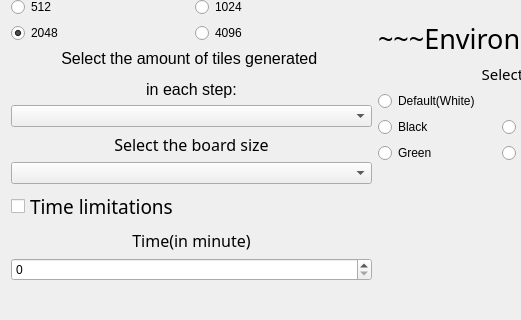
Old version of the form settings.ui in the repository F74036344/2048; both pictures show x 0 to 521 and y 110 to 430 of the 755 by 430 pixel window.
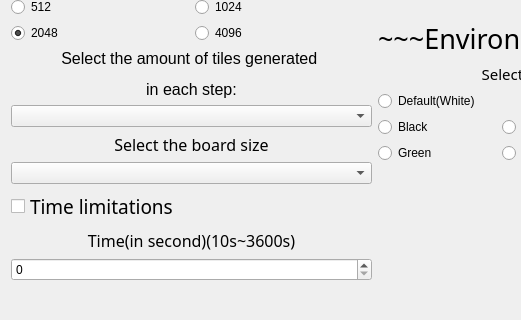
New version of the form.

```diff
--- a/settings.ui
+++ b/settings.ui
@@ -205,7 +205,7 @@
           </font>
          </property>
          <property name="text">
-          <string>&lt;html&gt;&lt;head/&gt;&lt;body&gt;&lt;p align=&quot;center&quot;&gt;Time(in minute)&lt;/p&gt;&lt;/body&gt;&lt;/html&gt;</string>
+          <string>&lt;html&gt;&lt;head/&gt;&lt;body&gt;&lt;p align=&quot;center&quot;&gt;Time(in second)(10s~3600s)&lt;/p&gt;&lt;/body&gt;&lt;/html&gt;</string>
          </property>
         </widget>
        </item>
```
